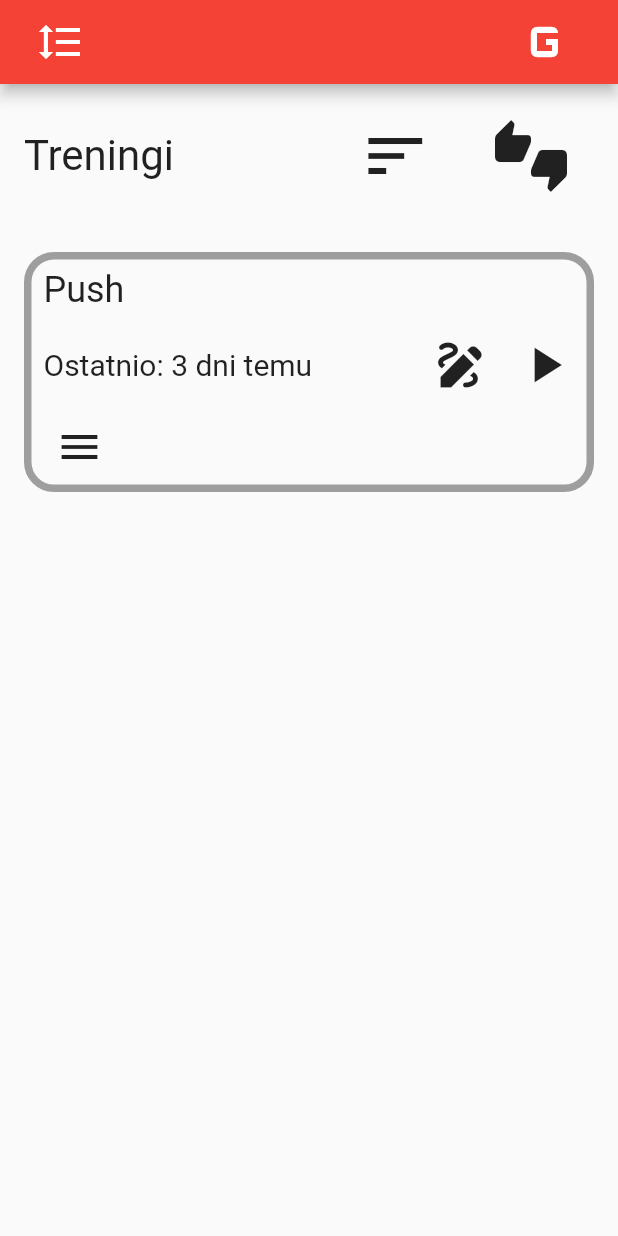
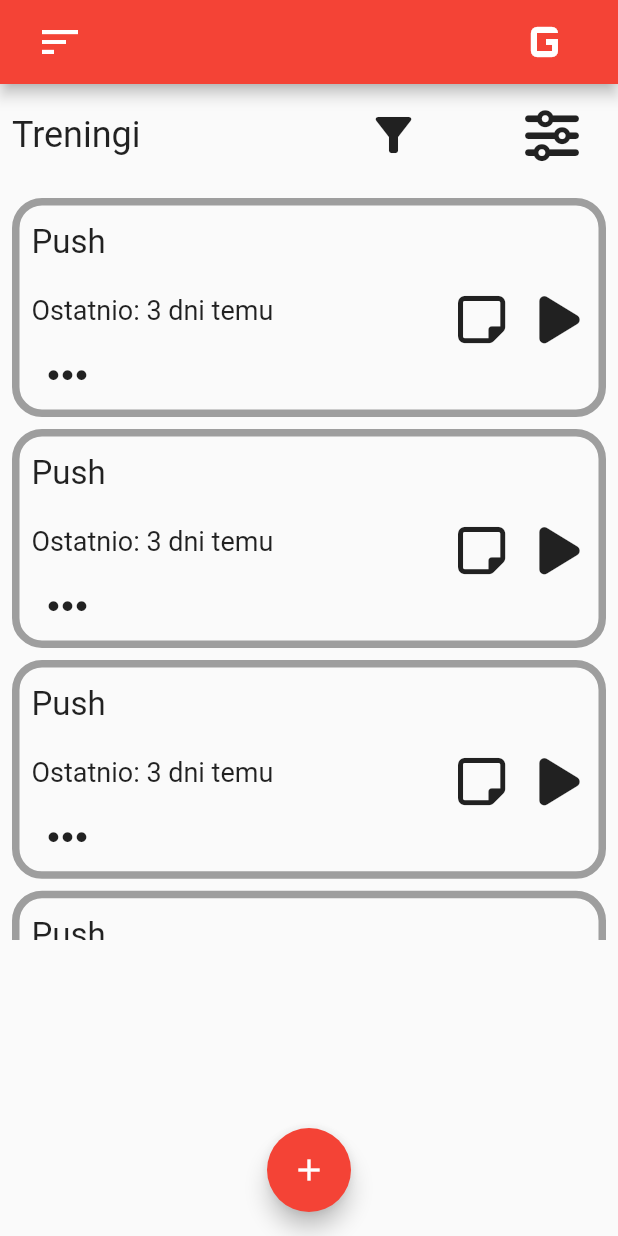
Before and after one commit to BartoszT2omaszewski/gymmy_mobile, a Flutter app: the screen it shows after launch, on a phone screen of 412 x 824 dp. Run offline on Flutter 3.47's test engine with Material 2 defaults, Android fonts, the phone set to English and light mode, and no system bars; our stand-ins replace font_awesome_flutter.

```diff
--- a/lib/app/features/home/pages/home_page.dart
+++ b/lib/app/features/home/pages/home_page.dart
@@ -1,4 +1,5 @@
 import 'package:flutter/material.dart';
+import 'package:font_awesome_flutter/font_awesome_flutter.dart';
 
 class HomePage extends StatelessWidget {
   const HomePage({
@@ -13,7 +14,9 @@ class HomePage extends StatelessWidget {
           mainAxisAlignment: MainAxisAlignment.spaceBetween,
           children: [
             IconButton(
-              icon: const Icon(Icons.format_line_spacing),
+              icon: const Icon(
+                Icons.sort,
+              ),
               iconSize: 32,
               onPressed: () {},
             ),
@@ -25,31 +28,49 @@ class HomePage extends StatelessWidget {
           ],
         ),
       ),
-      body: Center(
+      body: const HomeBody(),
+      floatingActionButtonLocation: FloatingActionButtonLocation.centerFloat,
+      floatingActionButton: FloatingActionButton(
+        child: const Icon(Icons.add),
+        onPressed: () {},
+      ),
+    );
+  }
+}
+
+class HomeBody extends StatelessWidget {
+  const HomeBody({
+    Key? key,
+  }) : super(key: key);
+
+  @override
+  Widget build(BuildContext context) {
+    return SafeArea(
+      child: Center(
         child: Column(
           children: [
             Padding(
-              padding: const EdgeInsets.all(16.0),
+              padding: const EdgeInsets.all(8.0),
               child: Row(
                 mainAxisAlignment: MainAxisAlignment.spaceBetween,
                 children: [
                   const Text(
                     'Treningi',
-                    textScaleFactor: 2,
+                    style: TextStyle(fontSize: 24),
                   ),
                   Padding(
                     padding: const EdgeInsets.only(left: 89.0),
                     child: IconButton(
-                      icon: const Icon(Icons.sort),
-                      iconSize: 48,
+                      icon: const Icon(Icons.filter_alt),
+                      iconSize: 36,
                       onPressed: () {},
                     ),
                   ),
                   Padding(
                     padding: const EdgeInsets.only(right: 10.0),
                     child: IconButton(
-                      icon: const Icon(Icons.thumbs_up_down),
-                      iconSize: 48,
+                      icon: const FaIcon(FontAwesomeIcons.sliders),
+                      iconSize: 36,
                       onPressed: () {},
                     ),
                   ),
@@ -57,12 +78,36 @@ class HomePage extends StatelessWidget {
               ),
             ),
             Padding(
-              padding: const EdgeInsets.all(16.0),
+              padding: const EdgeInsets.all(8.0),
               child: SizedBox(
-                height: 200,
+                height: MediaQuery.of(context).size.height * 0.6,
                 child: ListView(
-                  children: [
-                    Container(
+                  children: const [
+                    WorkTile(),
+                    WorkTile(),
+                    WorkTile(),
+                    WorkTile(),
+                  ],
+                ),
+              ),
+            ),
+          ],
+        ),
+      ),
+    );
+  }
+}
+
+class WorkTile extends StatelessWidget {
+  const WorkTile({
+    Key? key,
+  }) : super(key: key);
+
+  @override
+  Widget build(BuildContext context) {
+    return Padding(
+      padding: const EdgeInsets.only(bottom: 8.0),
+      child: Container(
         decoration: BoxDecoration(
             borderRadius: BorderRadius.circular(20),
             border: Border.all(
@@ -75,35 +120,36 @@ class HomePage extends StatelessWidget {
             crossAxisAlignment: CrossAxisAlignment.start,
             children: [
               SizedBox(
-                              height: 40,
+                height: MediaQuery.of(context).size.height * 0.06,
                 width: 100,
                 child: Row(children: const [
                   Text(
                     'Push',
-                                  style: TextStyle(fontSize: 24),
+                    style: TextStyle(fontSize: 22),
                   ),
                 ]),
               ),
               SizedBox(
-                              height: 60,
+                height: MediaQuery.of(context).size.height * 0.05,
                 child: Row(
-                                  mainAxisAlignment:
-                                      MainAxisAlignment.spaceBetween,
+                    mainAxisAlignment: MainAxisAlignment.spaceBetween,
                     children: [
                       const Text(
                         'Ostatnio: 3 dni temu',
-                                      style: TextStyle(fontSize: 20),
+                        style: TextStyle(fontSize: 18),
                       ),
                       Wrap(
                         children: [
                           IconButton(
-                                          icon: const Icon(Icons.draw),
-                                          iconSize: 40,
+                            icon: const FaIcon(FontAwesomeIcons.noteSticky),
+                            iconSize: 36,
                             onPressed: () {},
                           ),
                           IconButton(
-                                          icon: const Icon(Icons.play_arrow),
-                                          iconSize: 40,
+                            icon: const FaIcon(
+                              FontAwesomeIcons.play,
+                            ),
+                            iconSize: 36,
                             onPressed: () {},
                           ),
                         ],
@@ -111,13 +157,15 @@ class HomePage extends StatelessWidget {
                     ]),
               ),
               SizedBox(
-                              height: 50,
+                height: MediaQuery.of(context).size.height * 0.055,
                 width: 130,
                 child: Row(
                   children: [
                     IconButton(
-                                    icon: const Icon(Icons.menu),
-                                    iconSize: 32,
+                      icon: const FaIcon(
+                        FontAwesomeIcons.ellipsis,
+                      ),
+                      iconSize: 30,
                       onPressed: () {},
                     ),
                   ],
@@ -127,13 +175,6 @@ class HomePage extends StatelessWidget {
           ),
         ),
       ),
-                  ],
-                ),
-              ),
-            ),
-          ],
-        ),
-      ),
     );
   }
 }
--- a/pubspec.yaml
+++ b/pubspec.yaml
@@ -34,6 +34,7 @@ dependencies:
   # The following adds the Cupertino Icons font to your application.
   # Use with the CupertinoIcons class for iOS style icons.
   cupertino_icons: ^1.0.2
+  font_awesome_flutter: ^10.1.0
 
 dev_dependencies:
   flutter_test:
```
Also changed, not shown: pubspec.lock. Lines whose indentation alone changed are shown as unchanged.
